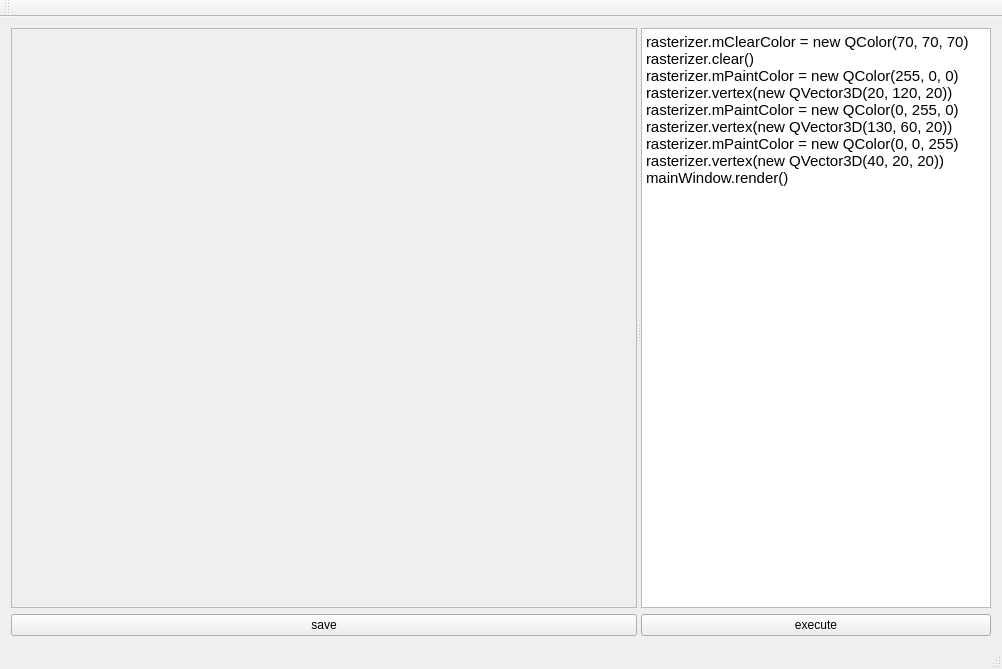
Qt form mainwindow.ui (janisozaur/masgk-rasterizer) before a commit.
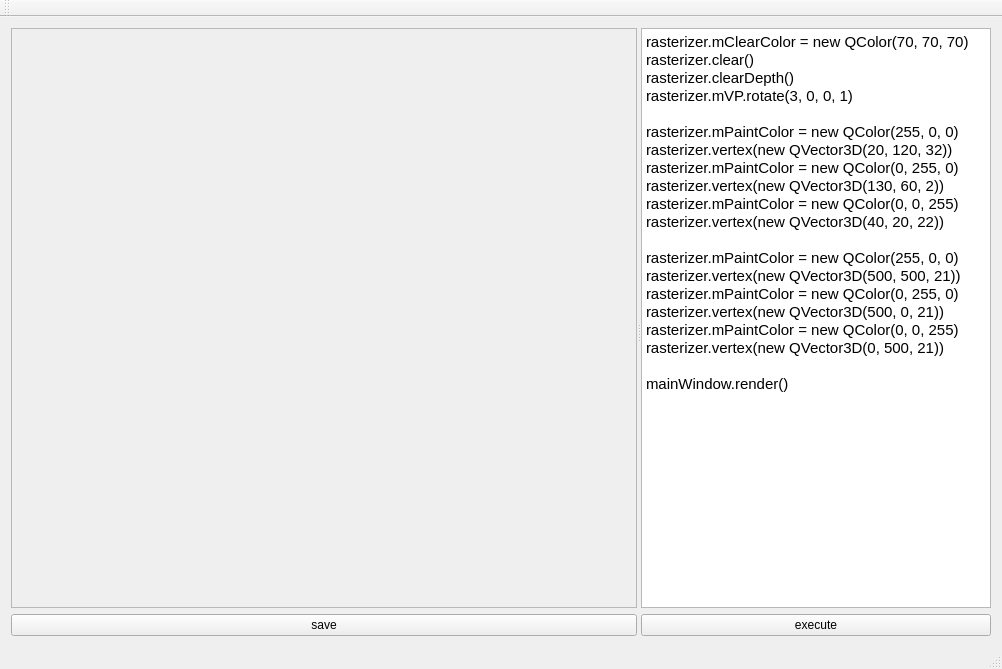
The same form after that commit.

Commit message: update default render script

What changed in the file:
```diff
--- a/mainwindow.ui
+++ b/mainwindow.ui
@@ -92,7 +92,26 @@
 &lt;html&gt;&lt;head&gt;&lt;meta name=&quot;qrichtext&quot; content=&quot;1&quot; /&gt;&lt;style type=&quot;text/css&quot;&gt;
 p, li { white-space: pre-wrap; }
 &lt;/style&gt;&lt;/head&gt;&lt;body style=&quot; font-family:'Ubuntu'; font-size:11pt; font-weight:400; font-style:normal;&quot;&gt;
-&lt;p style=&quot; margin-top:0px; margin-bottom:0px; margin-left:0px; margin-right:0px; -qt-block-indent:0; text-indent:0px;&quot;&gt;rasterizer.mClearColor = new QColor(70, 70, 70)&lt;br /&gt;rasterizer.clear()&lt;br /&gt;rasterizer.mPaintColor = new QColor(255, 0, 0)&lt;br /&gt;rasterizer.vertex(new QVector3D(20, 120, 20))&lt;br /&gt;rasterizer.mPaintColor = new QColor(0, 255, 0)&lt;br /&gt;rasterizer.vertex(new QVector3D(130, 60, 20))&lt;br /&gt;rasterizer.mPaintColor = new QColor(0, 0, 255)&lt;br /&gt;rasterizer.vertex(new QVector3D(40, 20, 20))&lt;br /&gt;mainWindow.render()&lt;/p&gt;&lt;/body&gt;&lt;/html&gt;</string>
+&lt;p style=&quot; margin-top:0px; margin-bottom:0px; margin-left:0px; margin-right:0px; -qt-block-indent:0; text-indent:0px;&quot;&gt;rasterizer.mClearColor = new QColor(70, 70, 70)&lt;/p&gt;
+&lt;p style=&quot; margin-top:0px; margin-bottom:0px; margin-left:0px; margin-right:0px; -qt-block-indent:0; text-indent:0px;&quot;&gt;rasterizer.clear()&lt;/p&gt;
+&lt;p style=&quot; margin-top:0px; margin-bottom:0px; margin-left:0px; margin-right:0px; -qt-block-indent:0; text-indent:0px;&quot;&gt;rasterizer.clearDepth()&lt;/p&gt;
+&lt;p style=&quot; margin-top:0px; margin-bottom:0px; margin-left:0px; margin-right:0px; -qt-block-indent:0; text-indent:0px;&quot;&gt;rasterizer.mVP.rotate(3, 0, 0, 1)&lt;/p&gt;
+&lt;p style=&quot;-qt-paragraph-type:empty; margin-top:0px; margin-bottom:0px; margin-left:0px; margin-right:0px; -qt-block-indent:0; text-indent:0px;&quot;&gt;&lt;/p&gt;
+&lt;p style=&quot; margin-top:0px; margin-bottom:0px; margin-left:0px; margin-right:0px; -qt-block-indent:0; text-indent:0px;&quot;&gt;rasterizer.mPaintColor = new QColor(255, 0, 0)&lt;/p&gt;
+&lt;p style=&quot; margin-top:0px; margin-bottom:0px; margin-left:0px; margin-right:0px; -qt-block-indent:0; text-indent:0px;&quot;&gt;rasterizer.vertex(new QVector3D(20, 120, 32))&lt;/p&gt;
+&lt;p style=&quot; margin-top:0px; margin-bottom:0px; margin-left:0px; margin-right:0px; -qt-block-indent:0; text-indent:0px;&quot;&gt;rasterizer.mPaintColor = new QColor(0, 255, 0)&lt;/p&gt;
+&lt;p style=&quot; margin-top:0px; margin-bottom:0px; margin-left:0px; margin-right:0px; -qt-block-indent:0; text-indent:0px;&quot;&gt;rasterizer.vertex(new QVector3D(130, 60, 2))&lt;/p&gt;
+&lt;p style=&quot; margin-top:0px; margin-bottom:0px; margin-left:0px; margin-right:0px; -qt-block-indent:0; text-indent:0px;&quot;&gt;rasterizer.mPaintColor = new QColor(0, 0, 255)&lt;/p&gt;
+&lt;p style=&quot; margin-top:0px; margin-bottom:0px; margin-left:0px; margin-right:0px; -qt-block-indent:0; text-indent:0px;&quot;&gt;rasterizer.vertex(new QVector3D(40, 20, 22))&lt;/p&gt;
+&lt;p style=&quot;-qt-paragraph-type:empty; margin-top:0px; margin-bottom:0px; margin-left:0px; margin-right:0px; -qt-block-indent:0; text-indent:0px;&quot;&gt;&lt;/p&gt;
+&lt;p style=&quot; margin-top:0px; margin-bottom:0px; margin-left:0px; margin-right:0px; -qt-block-indent:0; text-indent:0px;&quot;&gt;rasterizer.mPaintColor = new QColor(255, 0, 0)&lt;/p&gt;
+&lt;p style=&quot; margin-top:0px; margin-bottom:0px; margin-left:0px; margin-right:0px; -qt-block-indent:0; text-indent:0px;&quot;&gt;rasterizer.vertex(new QVector3D(500, 500, 21))&lt;/p&gt;
+&lt;p style=&quot; margin-top:0px; margin-bottom:0px; margin-left:0px; margin-right:0px; -qt-block-indent:0; text-indent:0px;&quot;&gt;rasterizer.mPaintColor = new QColor(0, 255, 0)&lt;/p&gt;
+&lt;p style=&quot; margin-top:0px; margin-bottom:0px; margin-left:0px; margin-right:0px; -qt-block-indent:0; text-indent:0px;&quot;&gt;rasterizer.vertex(new QVector3D(500, 0, 21))&lt;/p&gt;
+&lt;p style=&quot; margin-top:0px; margin-bottom:0px; margin-left:0px; margin-right:0px; -qt-block-indent:0; text-indent:0px;&quot;&gt;rasterizer.mPaintColor = new QColor(0, 0, 255)&lt;/p&gt;
+&lt;p style=&quot; margin-top:0px; margin-bottom:0px; margin-left:0px; margin-right:0px; -qt-block-indent:0; text-indent:0px;&quot;&gt;rasterizer.vertex(new QVector3D(0, 500, 21))&lt;/p&gt;
+&lt;p style=&quot;-qt-paragraph-type:empty; margin-top:0px; margin-bottom:0px; margin-left:0px; margin-right:0px; -qt-block-indent:0; text-indent:0px;&quot;&gt;&lt;/p&gt;
+&lt;p style=&quot; margin-top:0px; margin-bottom:0px; margin-left:0px; margin-right:0px; -qt-block-indent:0; text-indent:0px;&quot;&gt;mainWindow.render()&lt;/p&gt;&lt;/body&gt;&lt;/html&gt;</string>
           </property>
          </widget>
         </item>
```
